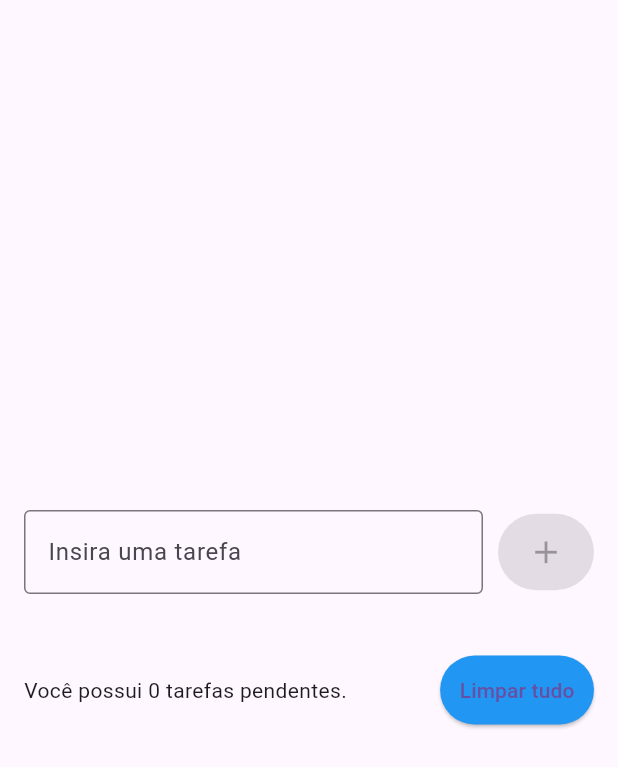
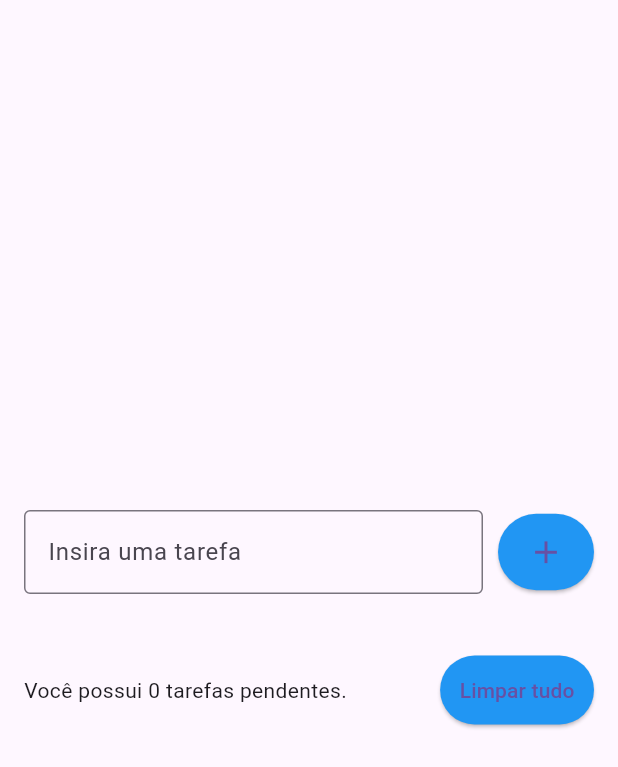
Before and after one commit to LeoLiras/Flutter---Lista-de-Tarefas, a Flutter app: the screen it shows after launch, on a phone screen of 412 x 824 dp. Shown: the top 767 px of the screen. Run offline on Flutter 3.47's test engine with Material 3 defaults, Android fonts, the phone set to English and light mode, and no system bars.

Commit message:
inserting list_items class

```diff
--- a/lib/main.dart
+++ b/lib/main.dart
@@ -12,6 +12,7 @@ class MyApp extends StatelessWidget {
   @override
   Widget build(BuildContext context) {
     return MaterialApp(
+      debugShowCheckedModeBanner: false,
       home: ToDoListPage()
     );
   }
--- a/lib/pages/todo_list_pages.dart
+++ b/lib/pages/todo_list_pages.dart
@@ -1,13 +1,23 @@
 import 'package:flutter/material.dart';
 
-class ToDoListPage extends StatelessWidget {
+import '../widgets/list_item.dart';
+
+class ToDoListPage extends StatefulWidget {
   ToDoListPage({super.key});
 
-  final TextEditingController emailControler = TextEditingController();
+  @override
+  State<ToDoListPage> createState() => _ToDoListPageState();
+}
+
+class _ToDoListPageState extends State<ToDoListPage> {
+  final TextEditingController textControler = TextEditingController();
+
+  List<String> tasks = [];
 
   @override
   Widget build(BuildContext context) {
-    return Scaffold(
+    return SafeArea(
+      child: Scaffold(
         body: Center(
           child: Padding(
             padding: const EdgeInsets.all(16),
@@ -18,6 +28,7 @@ class ToDoListPage extends StatelessWidget {
                   children: [
                     Expanded(
                       child: TextField(
+                        controller: textControler,
                         decoration: InputDecoration(
                           border: OutlineInputBorder(),
                           labelText: 'Insira uma tarefa',
@@ -27,7 +38,12 @@ class ToDoListPage extends StatelessWidget {
                     ),
                     SizedBox(width: 10),
                     ElevatedButton(
-                      onPressed: null,
+                        onPressed: (){
+                          setState(() {
+                            tasks.add(textControler.text);
+                          });
+                          textControler.clear();
+                        },
                         style: ElevatedButton.styleFrom(
                             backgroundColor: Colors.blue,
                             padding: EdgeInsets.all(13)),
@@ -38,17 +54,22 @@ class ToDoListPage extends StatelessWidget {
                   ],
                 ),
                 SizedBox(height: 20,),
-              ListView(
+                Flexible(
+                  child: ListView(
                     shrinkWrap: true,
                     children: [
-
+                      for(String task in tasks)
+                        ListItem(
+                          task_text: task,
+                        )
                     ],
+                  ),
                 ),
                 SizedBox(height: 20,),
                 Row(
                   children: [
                     Expanded(
-                    child: Text('Você possui 0 tarefas pendentes.'),
+                      child: Text('Você possui ${tasks.length} tarefas pendentes.'),
                     ),
                     SizedBox(
                       width: 10,
@@ -66,6 +87,7 @@ class ToDoListPage extends StatelessWidget {
             ),
           ),
         ),
+      ),
     );
   }
 }
```
Also changed, not shown: lib/widgets/list_item.dart (added, +34 -0 lines), lib/Models/tasks.dart (added). Lines whose indentation alone changed are shown as unchanged.
